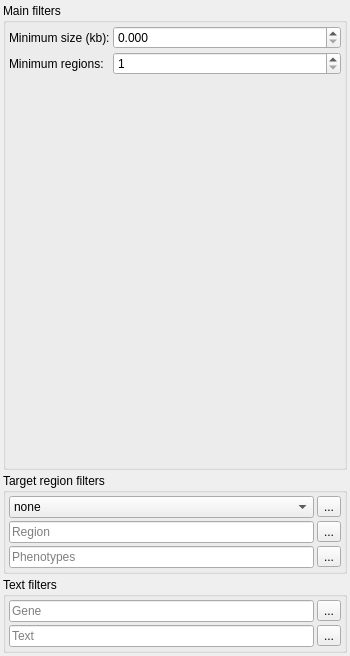
imgag/ngs-bits, file src/GSvar/FilterWidgetCNV.ui: the form before one commit.
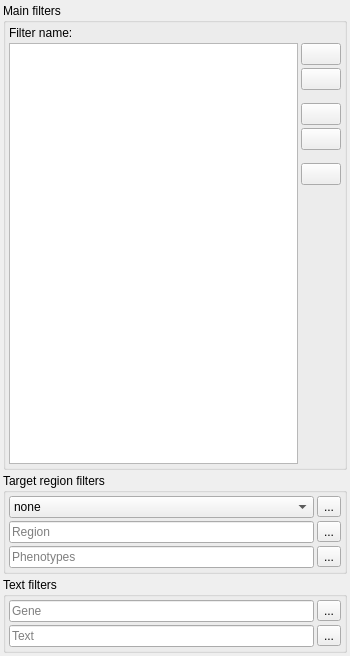
The form after the commit. Icons and pictures are not drawn. Custom widgets are drawn as their Qt base class.

Commit message: Extended FilterCascade for CNVs.

```diff
--- a/src/GSvar/FilterWidgetCNV.ui
+++ b/src/GSvar/FilterWidgetCNV.ui
@@ -50,15 +50,9 @@
       <string>Main filters</string>
      </property>
      <property name="flat">
-      <bool>false</bool>
+      <bool>true</bool>
      </property>
-     <layout class="QFormLayout" name="formLayout">
-      <property name="horizontalSpacing">
-       <number>3</number>
-      </property>
-      <property name="verticalSpacing">
-       <number>3</number>
-      </property>
+     <layout class="QGridLayout" name="gridLayout_3">
       <property name="leftMargin">
        <number>3</number>
       </property>
@@ -71,45 +65,194 @@
       <property name="bottomMargin">
        <number>3</number>
       </property>
-      <item row="0" column="0">
-       <widget class="QLabel" name="l_size">
-        <property name="text">
-         <string>Minimum size (kb):</string>
-        </property>
-       </widget>
-      </item>
-      <item row="0" column="1">
-       <widget class="QDoubleSpinBox" name="f_size">
-        <property name="decimals">
+      <property name="spacing">
+       <number>3</number>
+      </property>
+      <item row="0" column="0" colspan="2">
+       <layout class="QHBoxLayout" name="horizontalLayout_3">
+        <property name="spacing">
          <number>3</number>
         </property>
-        <property name="maximum">
-         <double>99999999.000000000000000</double>
-        </property>
-        <property name="singleStep">
-         <double>10.000000000000000</double>
-        </property>
-       </widget>
+        <item>
+         <widget class="QLabel" name="label_2">
+          <property name="text">
+           <string>Filter name:</string>
+          </property>
+         </widget>
+        </item>
+        <item>
+         <widget class="QLabel" name="filter_name">
+          <property name="sizePolicy">
+           <sizepolicy hsizetype="Expanding" vsizetype="Preferred">
+            <horstretch>0</horstretch>
+            <verstretch>0</verstretch>
+           </sizepolicy>
+          </property>
+          <property name="text">
+           <string/>
+          </property>
+         </widget>
+        </item>
+       </layout>
       </item>
       <item row="1" column="0">
-       <widget class="QLabel" name="l_regs">
-        <property name="text">
-         <string>Minimum regions:</string>
+       <widget class="QListWidget" name="filters_entries">
+        <property name="toolTip">
+         <string>&lt;html&gt;&lt;head/&gt;&lt;body&gt;&lt;p&gt;Main filter steps listed in the order that they are applied.&lt;br/&gt;&lt;br/&gt;Notes:&lt;br/&gt;- Target region and text filters are applied after the main filters and override them!&lt;br/&gt;- Failed filter steps are marked orange and errors are shown in the tooltip.&lt;br/&gt;&lt;br/&gt;Filter action description:&lt;br/&gt;- REMOVE: Remove variants, if they match the filter.&lt;br/&gt;- FILTER: Remove variants, if they do not match the filter.&lt;br/&gt;- KEEP: Force variants to be kept, even if filtered out by previous filter steps.&lt;br/&gt;&lt;/p&gt;&lt;/body&gt;&lt;/html&gt;</string>
+        </property>
+        <property name="dragDropMode">
+         <enum>QAbstractItemView::DragOnly</enum>
+        </property>
+        <property name="defaultDropAction">
+         <enum>Qt::TargetMoveAction</enum>
+        </property>
+        <property name="selectionMode">
+         <enum>QAbstractItemView::SingleSelection</enum>
+        </property>
+        <property name="movement">
+         <enum>QListView::Snap</enum>
+        </property>
+        <property name="viewMode">
+         <enum>QListView::ListMode</enum>
         </property>
        </widget>
       </item>
       <item row="1" column="1">
-       <widget class="QSpinBox" name="f_regs">
-        <property name="minimum">
-         <number>1</number>
+       <layout class="QVBoxLayout" name="verticalLayout">
+        <property name="spacing">
+         <number>3</number>
         </property>
-        <property name="maximum">
-         <number>999999999</number>
-        </property>
-        <property name="singleStep">
-         <number>1</number>
-        </property>
-       </widget>
+        <item>
+         <widget class="QPushButton" name="filter_add">
+          <property name="focusPolicy">
+           <enum>Qt::NoFocus</enum>
+          </property>
+          <property name="toolTip">
+           <string>&lt;html&gt;&lt;head/&gt;&lt;body&gt;&lt;p&gt;Add filter step.&lt;/p&gt;&lt;/body&gt;&lt;/html&gt;</string>
+          </property>
+          <property name="text">
+           <string/>
+          </property>
+          <property name="icon">
+           <iconset resource="GSvar.qrc">
+            <normaloff>:/Icons/Add.png</normaloff>:/Icons/Add.png</iconset>
+          </property>
+         </widget>
+        </item>
+        <item>
+         <widget class="QPushButton" name="filter_edit">
+          <property name="focusPolicy">
+           <enum>Qt::NoFocus</enum>
+          </property>
+          <property name="toolTip">
+           <string>&lt;html&gt;&lt;head/&gt;&lt;body&gt;&lt;p&gt;Edit selected filter step.&lt;/p&gt;&lt;/body&gt;&lt;/html&gt;</string>
+          </property>
+          <property name="text">
+           <string/>
+          </property>
+          <property name="icon">
+           <iconset resource="GSvar.qrc">
+            <normaloff>:/Icons/Edit.png</normaloff>:/Icons/Edit.png</iconset>
+          </property>
+         </widget>
+        </item>
+        <item>
+         <spacer name="verticalSpacer_4">
+          <property name="orientation">
+           <enum>Qt::Vertical</enum>
+          </property>
+          <property name="sizeType">
+           <enum>QSizePolicy::Preferred</enum>
+          </property>
+          <property name="sizeHint" stdset="0">
+           <size>
+            <width>10</width>
+            <height>10</height>
+           </size>
+          </property>
+         </spacer>
+        </item>
+        <item>
+         <widget class="QPushButton" name="filter_up">
+          <property name="focusPolicy">
+           <enum>Qt::NoFocus</enum>
+          </property>
+          <property name="toolTip">
+           <string>&lt;html&gt;&lt;head/&gt;&lt;body&gt;&lt;p&gt;Move selected filter step up.&lt;/p&gt;&lt;/body&gt;&lt;/html&gt;</string>
+          </property>
+          <property name="text">
+           <string/>
+          </property>
+          <property name="icon">
+           <iconset resource="GSvar.qrc">
+            <normaloff>:/Icons/Arrow_up.png</normaloff>:/Icons/Arrow_up.png</iconset>
+          </property>
+         </widget>
+        </item>
+        <item>
+         <widget class="QPushButton" name="filter_down">
+          <property name="focusPolicy">
+           <enum>Qt::NoFocus</enum>
+          </property>
+          <property name="toolTip">
+           <string>&lt;html&gt;&lt;head/&gt;&lt;body&gt;&lt;p&gt;Move selected filter step down.&lt;/p&gt;&lt;/body&gt;&lt;/html&gt;</string>
+          </property>
+          <property name="text">
+           <string/>
+          </property>
+          <property name="icon">
+           <iconset resource="GSvar.qrc">
+            <normaloff>:/Icons/Arrow_down.png</normaloff>:/Icons/Arrow_down.png</iconset>
+          </property>
+         </widget>
+        </item>
+        <item>
+         <spacer name="verticalSpacer_2">
+          <property name="orientation">
+           <enum>Qt::Vertical</enum>
+          </property>
+          <property name="sizeType">
+           <enum>QSizePolicy::Preferred</enum>
+          </property>
+          <property name="sizeHint" stdset="0">
+           <size>
+            <width>10</width>
+            <height>10</height>
+           </size>
+          </property>
+         </spacer>
+        </item>
+        <item>
+         <widget class="QPushButton" name="filter_delete">
+          <property name="focusPolicy">
+           <enum>Qt::NoFocus</enum>
+          </property>
+          <property name="toolTip">
+           <string>&lt;html&gt;&lt;head/&gt;&lt;body&gt;&lt;p&gt;Remove selected filter step.&lt;/p&gt;&lt;/body&gt;&lt;/html&gt;</string>
+          </property>
+          <property name="text">
+           <string/>
+          </property>
+          <property name="icon">
+           <iconset resource="GSvar.qrc">
+            <normaloff>:/Icons/Remove.png</normaloff>:/Icons/Remove.png</iconset>
+          </property>
+         </widget>
+        </item>
+        <item>
+         <spacer name="verticalSpacer">
+          <property name="orientation">
+           <enum>Qt::Vertical</enum>
+          </property>
+          <property name="sizeHint" stdset="0">
+           <size>
+            <width>5</width>
+            <height>5</height>
+           </size>
+          </property>
+         </spacer>
+        </item>
+       </layout>
       </item>
      </layout>
     </widget>
```
Left out of the diff: 4 changed lines with no effect on the pictures. The commit also changes 16 other files.
